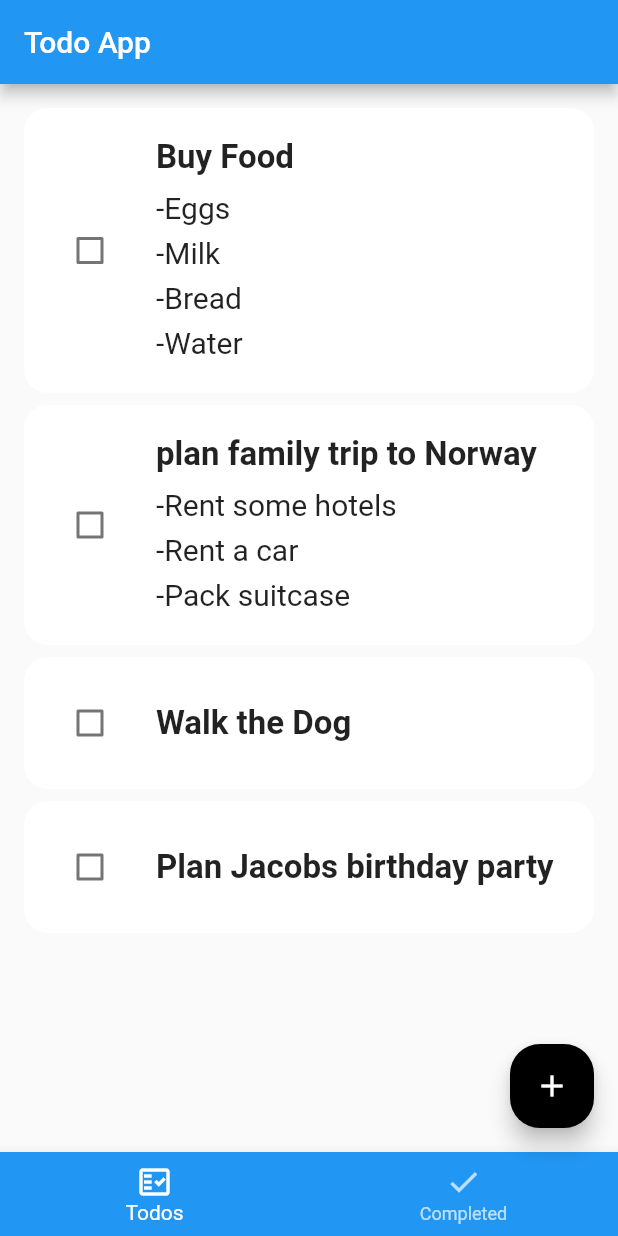
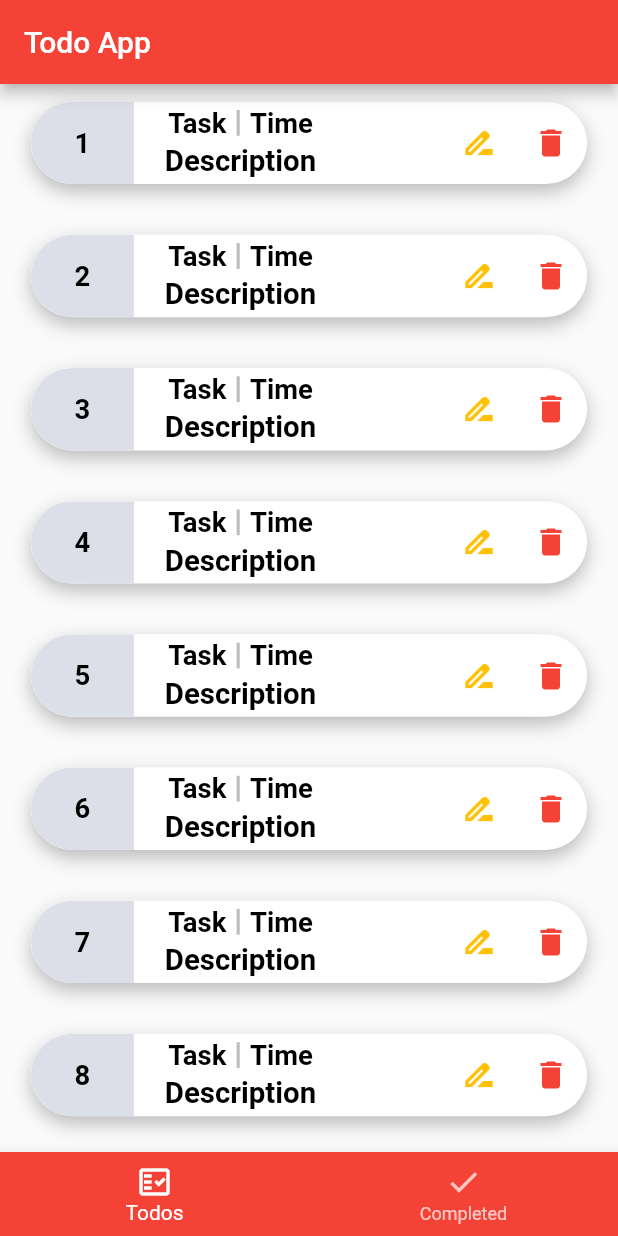
Before and after one commit to panchaniurvisha/todo_app, a Flutter app: the screen it shows after launch, on a phone screen of 412 x 824 dp. Run offline on Flutter 3.47's test engine with Material 2 defaults, Android fonts, the phone set to English and light mode, and no system bars; drawn by our look-alikes of flutter_slidable.

Commit message:
18/5/2023

```diff
--- a/lib/main.dart
+++ b/lib/main.dart
@@ -1,6 +1,4 @@
 import 'package:flutter/material.dart';
-import 'package:provider/provider.dart';
-import 'package:todo_app/provider/todos_provider.dart';
 import 'package:todo_app/view/splash/splash_screen.dart';
 
 void main() {
@@ -11,15 +9,12 @@ class MyApp extends StatelessWidget {
   const MyApp({super.key});
 
   @override
-  Widget build(BuildContext context) => ChangeNotifierProvider(
-        create: (context) => TodosProvider(),
-        child: MaterialApp(
-          title: 'Flutter Demo',
-          theme: ThemeData(
-            primarySwatch: Colors.blue,
-          ),
-          debugShowCheckedModeBanner: false,
-          home: const SplashScreen(),
+  Widget build(BuildContext context) => MaterialApp(
+        title: 'Flutter Demo',
+        theme: ThemeData(
+          primarySwatch: Colors.red,
         ),
+        debugShowCheckedModeBanner: false,
+        home: const SplashScreen(),
       );
 }
--- a/lib/provider/todos_provider.dart
+++ /dev/null
@@ -1,18 +0,0 @@
-import 'package:flutter/cupertino.dart';
-import 'package:todo_app/model/todo_field.dart';
-
-class TodosProvider extends ChangeNotifier {
-  List<Todo> todos = [
-    Todo(
-        createdTime: DateTime.now(),
-        title: "Buy Food",
-        description: "-Eggs\n-Milk\n-Bread\n-Water"),
-    Todo(
-        createdTime: DateTime.now(),
-        title: "plan family trip to Norway",
-        description: "-Rent some hotels\n-Rent a car\n-Pack suitcase"),
-    Todo(createdTime: DateTime.now(), title: "Walk the Dog"),
-    Todo(createdTime: DateTime.now(), title: "Plan Jacobs birthday party")
-  ];
-  List<Todo> get _todos => todos.where((todo) => todo.isDone == false).toList();
-}
--- a/lib/res/constant/app_colors.dart
+++ b/lib/res/constant/app_colors.dart
@@ -1,8 +1,14 @@
 import 'package:flutter/material.dart';
 
 class AppColors {
-  //Splash Screen
   static const grayColor = Color(0xFFDDDFE8);
   static const whiteColor = Colors.white;
   static const lightWhiteColor = Color(0xfff1f2f6);
+  static const blackColor = Colors.black;
+  static const redColor = Colors.red;
+  static const amberColor = Colors.amber;
+  static const MaterialColor materialAppColor = Colors.purple;
+  static const black54 = Colors.black54;
+  static const lightGray = Color(0xff8C8A87);
+  static const blueColor = Colors.blue;
 }
--- a/lib/res/constant/app_strings.dart
+++ b/lib/res/constant/app_strings.dart
@@ -5,4 +5,14 @@ class AppStrings {
 
   //Home Screen
   static const appName = "Todo App";
+  static const title = "Task";
+  static const time = "Time";
+  static const description = "Description";
+
+  //Add nd Edit Screen
+  static const appTitle = "Add Your Task";
+  static const done = "Done";
+  static const addTask = "Add Task";
+  static const addDescription = "Add Description";
+  static const addTime = "Add Time";
 }
--- /dev/null
+++ b/lib/view/home/components/list_view_separate.dart
@@ -0,0 +1,120 @@
+import 'package:flutter/material.dart';
+import 'package:todo_app/res/constant/app_colors.dart';
+import 'package:todo_app/res/constant/app_strings.dart';
+import 'package:todo_app/view/add_edit_to_do/add_and_edit_to_do.dart';
+
+class ListViewSeparate extends StatelessWidget {
+  const ListViewSeparate({Key? key}) : super(key: key);
+
+  @override
+  Widget build(BuildContext context) {
+    double height = MediaQuery.of(context).size.height;
+    double width = MediaQuery.of(context).size.width;
+    return ListView.separated(
+        scrollDirection: Axis.vertical,
+        shrinkWrap: true,
+        physics: const BouncingScrollPhysics(),
+        itemBuilder: (context, index) {
+          return Container(
+            margin: EdgeInsets.symmetric(horizontal: width / 20, vertical: height / 70),
+            clipBehavior: Clip.antiAlias,
+            height: height / 15,
+            decoration: BoxDecoration(
+              borderRadius: BorderRadius.circular(height / 20),
+              color: AppColors.whiteColor,
+              boxShadow: const [
+                BoxShadow(
+                  // spreadRadius: 2,
+                  color: Colors.black26,
+                  blurRadius: 10,
+                  offset: Offset(0, 5),
+                ),
+              ],
+            ),
+            child: Row(
+              children: [
+                Container(
+                  decoration: BoxDecoration(color: AppColors.grayColor, borderRadius: BorderRadius.only(bottomLeft: Radius.circular(height / 15), topLeft: Radius.circular(height / 15))),
+                  width: width / 6,
+                  child: Center(
+                    child: Text(
+                      (index + 1).toString(),
+                      style: TextStyle(
+                        color: AppColors.blackColor,
+                        fontWeight: FontWeight.w600,
+                        fontSize: height / 45,
+                      ),
+                    ),
+                  ),
+                ),
+                SizedBox(width: width / 20),
+                Column(
+                  mainAxisAlignment: MainAxisAlignment.spaceEvenly,
+                  children: [
+                    Row(
+                      children: [
+                        Text(
+                          AppStrings.title,
+                          style: TextStyle(
+                            color: AppColors.blackColor,
+                            fontWeight: FontWeight.w600,
+                            fontSize: height / 45,
+                          ),
+                        ),
+                        SizedBox(
+                          width: width / 60,
+                        ),
+                        Container(
+                          height: height / 48,
+                          width: width / 200,
+                          decoration: const BoxDecoration(color: Colors.black26),
+                        ),
+                        SizedBox(
+                          width: width / 60,
+                        ),
+                        Text(
+                          AppStrings.time,
+                          style: TextStyle(
+                            color: AppColors.blackColor,
+                            fontWeight: FontWeight.w600,
+                            fontSize: height / 45,
+                          ),
+                        ),
+                      ],
+                    ),
+                    Text(
+                      AppStrings.description,
+                      style: TextStyle(
+                        color: AppColors.blackColor,
+                        fontWeight: FontWeight.w600,
+                        fontSize: height / 42,
+                      ),
+                    ),
+                  ],
+                ),
+                const Spacer(),
+                IconButton(
+                  splashRadius: 1,
+                  onPressed: () {
+                    Navigator.push(
+                      context,
+                      MaterialPageRoute(
+                        builder: (context) => const AddAndEditToDo(),
+                      ),
+                    );
+                  },
+                  icon: const Icon(Icons.drive_file_rename_outline, color: AppColors.amberColor),
+                ),
+                IconButton(
+                  splashRadius: 1,
+                  onPressed: () {},
+                  icon: const Icon(Icons.delete, color: AppColors.redColor),
+                ),
+              ],
+            ),
+          );
+        },
+        separatorBuilder: (context, index) => SizedBox(height: height / 80),
+        itemCount: 10);
+  }
+}
--- a/lib/view/home/home_screen.dart
+++ b/lib/view/home/home_screen.dart
@@ -1,8 +1,7 @@
 import 'package:flutter/material.dart';
 import 'package:todo_app/res/constant/app_colors.dart';
 import 'package:todo_app/res/constant/app_strings.dart';
-import 'package:todo_app/view/add_tododialog_widget.dart';
-import 'package:todo_app/view/todo_list_widget.dart';
+import 'package:todo_app/view/home/components/list_view_separate.dart';
 
 class HomeScreen extends StatefulWidget {
   const HomeScreen({super.key});
@@ -15,12 +14,10 @@ class _HomeScreenState extends State<HomeScreen> {
   int selectedIndex = 0;
   @override
   Widget build(BuildContext context) {
-    final tabs = [
-      const TodoListWidget(),
-      Container(),
-    ];
-    return Scaffold(
+    return SafeArea(
+      child: Scaffold(
         appBar: AppBar(title: const Text(AppStrings.appName)),
+        body: const ListViewSeparate(),
         bottomNavigationBar: BottomNavigationBar(
           backgroundColor: Theme.of(context).primaryColor,
           unselectedItemColor: Colors.white.withOpacity(0.7),
@@ -35,17 +32,6 @@ class _HomeScreenState extends State<HomeScreen> {
             BottomNavigationBarItem(icon: Icon(Icons.done), label: "Completed")
           ],
         ),
-      body: tabs[selectedIndex],
-      floatingActionButton: FloatingActionButton(
-        shape: RoundedRectangleBorder(
-          borderRadius: BorderRadius.circular(20),
-        ),
-        backgroundColor: Colors.black,
-        onPressed: () => showDialog(
-          context: context,
-          builder: (context) => const AddTodoDialogWidget(),
-        ),
-        child: const Icon(Icons.add),
       ),
     );
   }
--- a/lib/view/splash/splash_screen.dart
+++ b/lib/view/splash/splash_screen.dart
@@ -86,11 +86,5 @@ class SplashScreenState extends State<SplashScreen> {
         ),
       ),
     );
-    /*Container(
-      color: Colors.yellow,
-      child: FlutterLogo(
-        size: MediaQuery.of(context).size.height / 5,
-      ),
-    );*/
   }
 }
--- a/lib/view/todo_list_widget.dart
+++ /dev/null
@@ -1,32 +0,0 @@
-import 'package:flutter/material.dart';
-import 'package:provider/provider.dart';
-import 'package:todo_app/provider/todos_provider.dart';
-import 'package:todo_app/view/todo_widget.dart';
-
-class TodoListWidget extends StatelessWidget {
-  const TodoListWidget({Key? key}) : super(key: key);
-
-  @override
-  Widget build(BuildContext context) {
-    final provider = Provider.of<TodosProvider>(context);
-    final todos = provider.todos;
-    return todos.isEmpty
-        ? const Center(
-            child: Text(
-              "No todos",
-              style: TextStyle(fontSize: 20),
-            ),
-          )
-        : ListView.separated(
-            padding: const EdgeInsets.all(16),
-            physics: const BouncingScrollPhysics(),
-            itemBuilder: (context, index) {
-              final todo = todos[index];
-              return TodoWidget(
-                todo: todo,
-              );
-            },
-            separatorBuilder: (context, index) => Container(height: 8),
-            itemCount: todos.length);
-  }
-}
--- a/lib/view/todo_widget.dart
+++ /dev/null
@@ -1,81 +0,0 @@
-import 'package:flutter/material.dart';
-import 'package:flutter_slidable/flutter_slidable.dart';
-import 'package:todo_app/model/todo_field.dart';
-
-class TodoWidget extends StatelessWidget {
-  final Todo? todo;
-
-  const TodoWidget({Key? key, this.todo}) : super(key: key);
-
-  @override
-  Widget build(BuildContext context) => ClipRRect(
-        borderRadius: BorderRadius.circular(16),
-        child: Slidable(
-            startActionPane: ActionPane(
-              motion: ScrollMotion(),
-              children: [
-                SlidableAction(
-                  onPressed: (context) {},
-                  backgroundColor: const Color(0xFFFE4A49),
-                  foregroundColor: Colors.white,
-                  icon: Icons.edit,
-                  label: 'edit',
-                ),
-              ],
-            ),
-            endActionPane: ActionPane(
-              motion: const ScrollMotion(),
-              children: [
-                SlidableAction(
-                  // An action can be bigger than the others.
-                  flex: 2,
-                  onPressed: (context) {},
-
-                  backgroundColor: const Color(0xFF7BC043),
-                  foregroundColor: Colors.white,
-                  icon: Icons.delete,
-                  label: 'delete',
-                ),
-              ],
-            ),
-            child: buildTodo()),
-      );
-  Widget buildTodo() => Container(
-        color: Colors.white,
-        padding: const EdgeInsets.all(20),
-        child: Row(
-          children: [
-            Checkbox(
-              value: todo!.isDone,
-              onChanged: (value) {},
-              activeColor: Colors.red,
-              checkColor: Colors.white,
-            ),
-            const SizedBox(
-              width: 20,
-            ),
-            Expanded(
-                child: Column(
-              crossAxisAlignment: CrossAxisAlignment.start,
-              children: [
-                Text(
-                  "${todo!.title}",
-                  style: const TextStyle(
-                      fontWeight: FontWeight.bold,
-                      color: Colors.black87,
-                      fontSize: 22),
-                ),
-                if (todo!.description!.isNotEmpty)
-                  Container(
-                    margin: const EdgeInsets.only(top: 4),
-                    child: Text(
-                      "${todo!.description}",
-                      style: const TextStyle(height: 1.5, fontSize: 20),
-                    ),
-                  )
-              ],
-            ))
-          ],
-        ),
-      );
-}
--- a/pubspec.yaml
+++ b/pubspec.yaml
@@ -35,9 +35,7 @@ dependencies:
   # The following adds the Cupertino Icons font to your application.
   # Use with the CupertinoIcons class for iOS style icons.
   cupertino_icons: ^1.0.2
-  #state_management
-  provider: ^6.0.5
-  flutter_slidable: ^3.0.0
+
 
 dev_dependencies:
   flutter_test:
```
Also changed, not shown: lib/res/commen/app_text_field.dart (added, +46 -0 lines), lib/view/add_edit_to_do/add_and_edit_to_do.dart (added, +123 -0 lines), lib/view/add_tododialog_widget.dart (deleted, +0 -39 lines), lib/view/todo_form_widget.dart (deleted, +0 -77 lines), pubspec.lock. Lines whose indentation alone changed are shown as unchanged.
